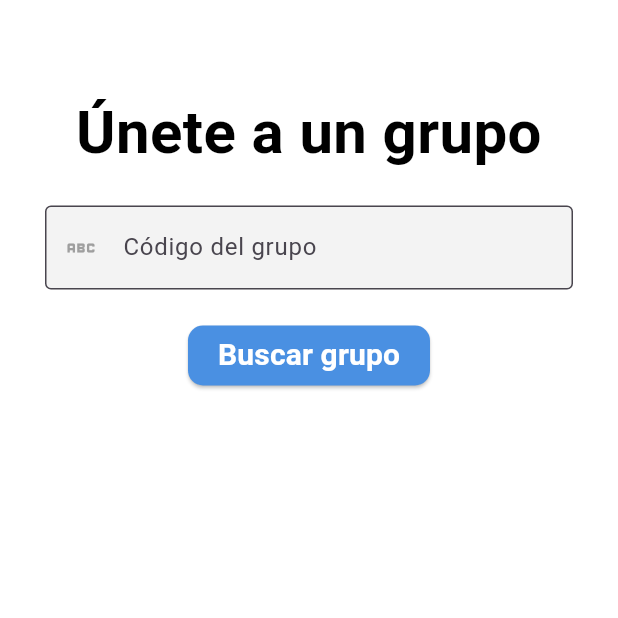
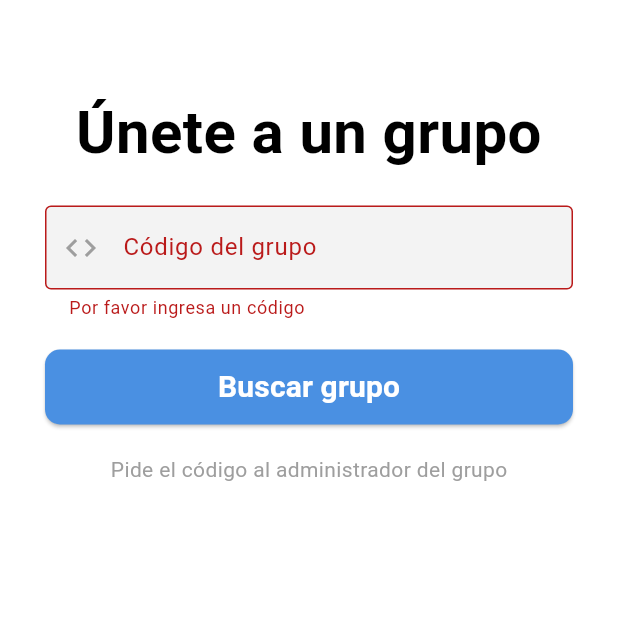
Before and after one commit to NRG-4/synhub-flutter-mobile-app, a Flutter app: the SearchGroup screen opened directly, after a tap on "Buscar grupo", on a phone screen of 412 x 824 dp, the top half of it. Run offline on Flutter 3.47's test engine with Material 3 defaults, Android fonts, the phone set to English and light mode, and no system bars; our stand-ins replace bloc, flutter_bloc.

Commit message:
feat(groups): enhance SearchGroup with form validation and group search functionality

```diff
--- a/lib/group/views/SearchGroup.dart
+++ b/lib/group/views/SearchGroup.dart
@@ -1,4 +1,11 @@
 import 'package:flutter/material.dart';
+import 'package:flutter_bloc/flutter_bloc.dart';
+
+import '../bloc/group/group_bloc.dart';
+import '../bloc/group/group_event.dart';
+import '../bloc/group/group_state.dart';
+import '../models/group.dart';
+import '../services/group_service.dart';
 
 class SearchGroup extends StatefulWidget {
   const SearchGroup({super.key});
@@ -8,26 +15,30 @@ class SearchGroup extends StatefulWidget {
 }
 
 class _SearchGroupState extends State<SearchGroup> {
-
-  final TextEditingController codeGroupController = TextEditingController();
+  final TextEditingController _codeController = TextEditingController();
+  final _formKey = GlobalKey<FormState>();
 
   @override
   void dispose() {
-    codeGroupController.dispose();
+    _codeController.dispose();
     super.dispose();
   }
 
   @override
   Widget build(BuildContext context) {
-    return Scaffold(
-        backgroundColor: Color(0xFFFFFFFF),
+    return BlocProvider(
+      create: (context) => GroupBloc(groupService: GroupService()),
+      child: Scaffold(
+        backgroundColor: const Color(0xFFFFFFFF),
         body: Padding(
-          padding: EdgeInsets.symmetric(horizontal: 30, vertical: 40),
+          padding: const EdgeInsets.symmetric(horizontal: 30, vertical: 40),
+          child: Form(
+            key: _formKey,
             child: Column(
               mainAxisAlignment: MainAxisAlignment.start,
               crossAxisAlignment: CrossAxisAlignment.center,
               children: [
-              SizedBox(height: 20),
+                const SizedBox(height: 20),
                 const Text(
                   'Únete a un grupo',
                   style: TextStyle(
@@ -37,31 +48,59 @@ class _SearchGroupState extends State<SearchGroup> {
                   ),
                   textAlign: TextAlign.center,
                 ),
-              SizedBox(height: 20),
-              TextField(
-                controller: codeGroupController,
+                const SizedBox(height: 20),
+                TextFormField(
+                  controller: _codeController,
                   decoration: InputDecoration(
                     labelText: 'Código del grupo',
-                  hintText: 'Código del grupo',
-                  prefixIcon: Icon(Icons.abc, color: Colors.grey),
+                    hintText: 'Ingresa el código de 6 dígitos',
+                    prefixIcon: const Icon(Icons.code, color: Colors.grey),
                     filled: true,
-                  fillColor: Color(0xFFF3F3F3),
-                  border: OutlineInputBorder(),
+                    fillColor: const Color(0xFFF3F3F3),
+                    border: const OutlineInputBorder(),
                   ),
+                  validator: (value) {
+                    if (value == null || value.isEmpty) {
+                      return 'Por favor ingresa un código';
+                    }
+                    return null;
+                  },
                 ),
-              SizedBox(height: 20),
-              ElevatedButton(
+                const SizedBox(height: 20),
+                BlocConsumer<GroupBloc, GroupState>(
+                  listener: (context, state) {
+                    if (state is GroupFound) {
+                      _showGroupDialog(context, state.group);
+                    } else if (state is GroupError) {
+                      ScaffoldMessenger.of(context).showSnackBar(
+                        SnackBar(
+                          content: Text(state.error),
+                          backgroundColor: Colors.red,
+                        ),
+                      );
+                    }
+                  },
+                  builder: (context, state) {
+                    return ElevatedButton(
                       style: ElevatedButton.styleFrom(
-                  backgroundColor: Color(0xFF4A90E2),
+                        backgroundColor: const Color(0xFF4A90E2),
                         shape: RoundedRectangleBorder(
                           borderRadius: BorderRadius.circular(10),
                         ),
-                  padding: EdgeInsets.symmetric(horizontal: 20),
+                        minimumSize: const Size(double.infinity, 50),
                       ),
-                onPressed: () {
-                  // Aquí puedes agregar la lógica para buscar el grupo
+                      onPressed: state is GroupLoading
+                          ? null
+                          : () {
+                        if (_formKey.currentState!.validate()) {
+                          context.read<GroupBloc>().add(
+                            SearchGroupByCodeEvent(_codeController.text),
+                          );
+                        }
                       },
-                child: const Text(
+                      child: state is GroupLoading
+                          ? const CircularProgressIndicator(color: Colors.white)
+                          : const Text(
                         'Buscar grupo',
                         style: TextStyle(
                           fontSize: 20,
@@ -69,10 +108,77 @@ class _SearchGroupState extends State<SearchGroup> {
                           fontWeight: FontWeight.bold,
                         ),
                       ),
+                    );
+                  },
+                ),
+                if (_codeController.text.isEmpty)
+                  const Padding(
+                    padding: EdgeInsets.only(top: 20),
+                    child: Text(
+                      'Pide el código al administrador del grupo',
+                      style: TextStyle(color: Colors.grey),
+                    ),
                   ),
               ],
             ),
-        )
+          ),
+        ),
+      ),
+    );
+  }
+
+  void _showGroupDialog(BuildContext context, Group group) {
+    showDialog(
+      context: context,
+      builder: (context) => AlertDialog(
+        title: const Text('Grupo Encontrado'),
+        content: SingleChildScrollView(
+          child: Column(
+            crossAxisAlignment: CrossAxisAlignment.start,
+            mainAxisSize: MainAxisSize.min,
+            children: [
+              if (group.imgUrl.isNotEmpty)
+                Center(
+                  child: CircleAvatar(
+                    radius: 40,
+                    backgroundImage: NetworkImage(group.imgUrl),
+                  ),
+                ),
+              const SizedBox(height: 16),
+              Text('Nombre: ${group.name}'),
+              const SizedBox(height: 8),
+              Text('Miembros: ${group.memberCount}'),
+              const SizedBox(height: 8),
+              Text('Descripción: ${group.description}'),
+              const SizedBox(height: 8),
+              Text('Código: ${group.code}'),
+            ],
+          ),
+        ),
+        actions: [
+          TextButton(
+            onPressed: () => Navigator.pop(context),
+            child: const Text('Cancelar'),
+          ),
+          ElevatedButton(
+            style: ElevatedButton.styleFrom(
+              backgroundColor: const Color(0xFF4A90E2),
+            ),
+            onPressed: () {
+              // Lógica para unirse al grupo
+              Navigator.pop(context);
+              ScaffoldMessenger.of(context).showSnackBar(
+                SnackBar(
+                  content: Text('Te has unido a ${group.name}'),
+                  backgroundColor: Colors.green,
+                ),
+              );
+              // Aquí podrías navegar a la pantalla principal
+            },
+            child: const Text('Unirse', style: TextStyle(color: Colors.white)),
+          ),
+        ],
+      ),
     );
   }
 }
```
Lines whose indentation alone changed are shown as unchanged.
